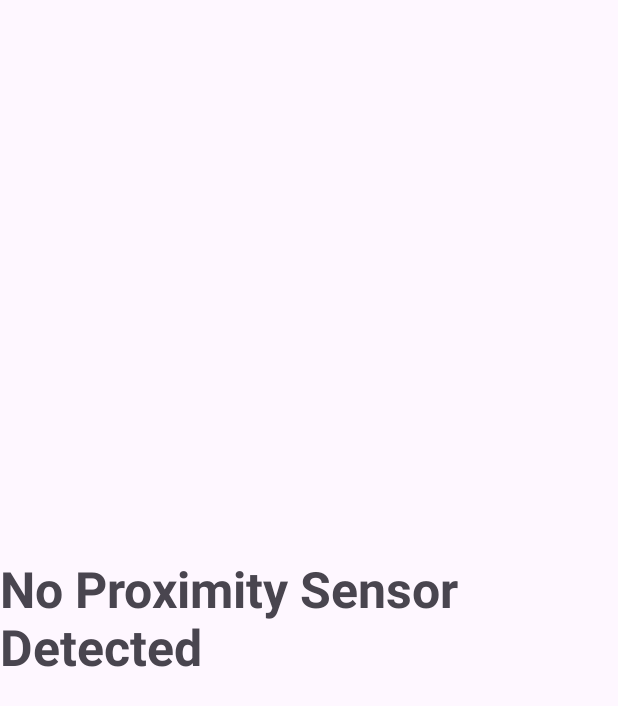
After one commit to AbdulMoiiz/ImplementingConcepts, an Android app: the ProximitySensorActivity screen opened directly, with no data from a screen before it, on a phone screen of 412 x 824 dp. The commit adds this screen. Shown: the top 706 px of the screen. Run offline under Robolectric (Android 15) with nearby library versions, the phone set to English and light mode, and no system bars; our stand-ins replace data binding.

Commit message:
Sensors module added

```diff
--- a/app/src/main/java/com/example/practice/Topics/MusicService.kt
+++ b/app/src/main/java/com/example/practice/Topics/MusicService.kt
@@ -46,7 +46,7 @@ class MusicService : Service() {
     }
 
     override fun onDestroy() {
-        if (::mplayer.isInitialized) {
+        if (this::mplayer.isInitialized) {
             mplayer.stop()
             mplayer.release()
         }
--- /dev/null
+++ b/app/src/main/java/com/example/practice/sensors/ProximitySensorActivity.kt
@@ -0,0 +1,72 @@
+package com.example.practice.sensors
+
+import android.annotation.SuppressLint
+import android.hardware.Sensor
+import android.hardware.SensorEvent
+import android.hardware.SensorEventListener
+import android.hardware.SensorManager
+import android.os.Bundle
+import androidx.activity.enableEdgeToEdge
+import androidx.appcompat.app.AppCompatActivity
+import androidx.core.view.ViewCompat
+import androidx.core.view.WindowInsetsCompat
+import androidx.databinding.DataBindingUtil
+import com.example.practice.R
+import com.example.practice.databinding.ActivityProximitySensorBinding
+
+class ProximitySensorActivity : AppCompatActivity(), SensorEventListener {
+    private lateinit var sensorManager: SensorManager
+    lateinit var binding: ActivityProximitySensorBinding
+    private var proximitySensor: Sensor? = null
+
+    @SuppressLint("SetTextI18n")
+    override fun onCreate(savedInstanceState: Bundle?) {
+        super.onCreate(savedInstanceState)
+        enableEdgeToEdge()
+        binding=DataBindingUtil.setContentView(this,R.layout.activity_proximity_sensor)
+        ViewCompat.setOnApplyWindowInsetsListener(findViewById(R.id.main)) { v, insets ->
+            val systemBars = insets.getInsets(WindowInsetsCompat.Type.systemBars())
+            v.setPadding(systemBars.left, systemBars.top, systemBars.right, systemBars.bottom)
+            insets
+        }
+
+        sensorManager=getSystemService(SENSOR_SERVICE) as SensorManager
+           proximitySensor=sensorManager.getDefaultSensor(Sensor.TYPE_PROXIMITY,false)
+
+        if(proximitySensor!=null){
+            sensorManager.registerListener(this,proximitySensor,SensorManager.SENSOR_DELAY_NORMAL)
+        }
+        else{
+            binding.title.text="No Proximity Sensor Detected"
+        }
+
+
+    }
+
+    @SuppressLint("SetTextI18n")
+    override fun onSensorChanged(event: SensorEvent?) {
+        if(event?.sensor?.type==Sensor.TYPE_PROXIMITY){
+            // Handle proximity sensor event
+            val distance = event.values[0]
+            binding.title.text="Proximity Sensor: $distance"
+            // 'distance' is the proximity value
+            // Typically, '0' means near and 'maximumRange' means far
+        }
+    }
+
+    override fun onAccuracyChanged(sensor: Sensor?, accuracy: Int) {
+
+    }
+
+    override fun onPause() {
+        super.onPause()
+        sensorManager.unregisterListener(this)
+    }
+
+    override fun onResume() {
+        super.onResume()
+        proximitySensor.also {
+            sensorManager.registerListener(this,it,SensorManager.SENSOR_DELAY_NORMAL)
+        }
+    }
+}
--- a/app/src/main/res/layout/activity_alert_dialog.xml
+++ b/app/src/main/res/layout/activity_alert_dialog.xml
@@ -6,6 +6,6 @@
     android:id="@+id/main"
     android:layout_width="match_parent"
     android:layout_height="match_parent"
-    tools:context=".alert_dialogbox.AlertDialogActivity">
+    tools:context=".alert_dialog.AlertDialogActivity">
 
   </androidx.constraintlayout.widget.ConstraintLayout>
--- a/app/src/main/res/layout/activity_custom_dialog.xml
+++ b/app/src/main/res/layout/activity_custom_dialog.xml
@@ -5,6 +5,6 @@
     android:id="@+id/main"
     android:layout_width="match_parent"
     android:layout_height="match_parent"
-    tools:context=".alert_dialogbox.CustomDialogActivity">
+    tools:context=".alert_dialog.CustomDialogActivity">
 
 </androidx.constraintlayout.widget.ConstraintLayout>
--- /dev/null
+++ b/app/src/main/res/layout/activity_proximity_sensor.xml
@@ -0,0 +1,26 @@
+<?xml version="1.0" encoding="utf-8"?>
+<layout xmlns:android="http://schemas.android.com/apk/res/android"
+    xmlns:app="http://schemas.android.com/apk/res-auto"
+    xmlns:tools="http://schemas.android.com/tools">
+
+    <data>
+
+    </data>
+
+    <LinearLayout
+        android:id="@+id/main"
+        android:layout_width="match_parent"
+        android:layout_height="match_parent"
+        android:gravity="center"
+        tools:context=".sensors.ProximitySensorActivity">
+
+        <TextView
+            android:id="@+id/title"
+            android:layout_width="wrap_content"
+            android:layout_height="wrap_content"
+            android:text="Proximity Sensor"
+            android:textSize="33sp"
+            android:textStyle="bold" />
+
+    </LinearLayout>
+</layout>
```
Also changed, not shown: app/src/main/AndroidManifest.xml (+20 -7 lines), app/src/main/java/com/example/practice/alert_dialog/AlertDialogActivity.kt (added, +69 -0 lines), app/src/main/java/com/example/practice/alert_dialog/CustomDialogActivity.kt (added, +27 -0 lines), app/src/main/java/com/example/practice/alert_dialogbox/AlertDialogActivity.kt (deleted, +0 -69 lines), app/src/main/java/com/example/practice/alert_dialogbox/CustomDialogActivity.kt (deleted, +0 -27 lines), app/src/main/java/com/example/practice/audio_video/AudioActivity.kt (added, +61 -0 lines), app/src/main/java/com/example/practice/audio_video/VideoActivity.kt (added, +39 -0 lines), app/src/main/java/com/example/practice/sensors/AccelerometerSensorActivity.kt (added, +68 -0 lines), app/src/main/res/layout/activity_accelerometer_sensor.xml (added, +26 -0 lines), app/src/main/res/layout/activity_audio.xml (added, +41 -0 lines), app/src/main/res/layout/activity_video.xml (added, +30 -0 lines), 2 other files.
